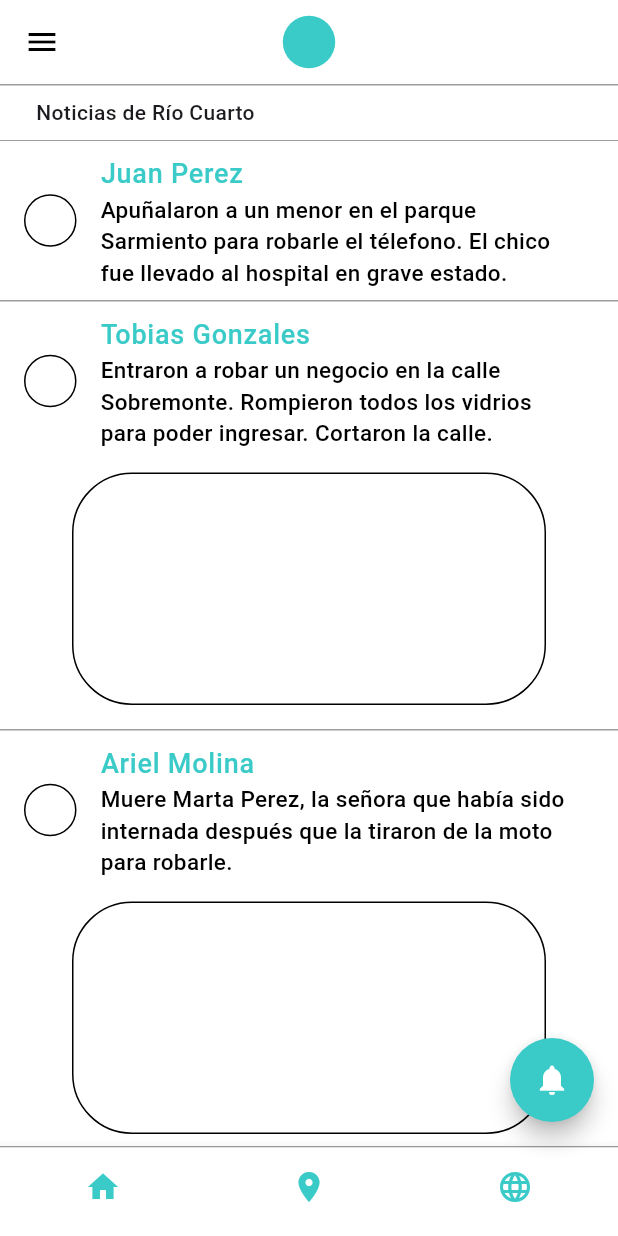
After one commit to tomyrodeghiero/seguridad_vecinal, a Flutter app: the HomeScreen screen opened by its route, on a phone screen of 412 x 824 dp. The commit adds this screen. Run offline on Flutter 3.47's test engine with Material 3 defaults, Android fonts, the phone set to English and light mode, and no system bars.

Commit message:
Add Home Screen

```diff
--- a/lib/main.dart
+++ b/lib/main.dart
@@ -1,4 +1,5 @@
 import 'package:flutter/material.dart';
+import 'package:seguridad_vecinal/screens/home_screen.dart';
 import 'package:seguridad_vecinal/screens/login_screen.dart';
 import 'package:seguridad_vecinal/screens/onboarding_screen.dart';
 import 'package:seguridad_vecinal/screens/personal_info_screen.dart';
@@ -22,6 +23,7 @@ class MyApp extends StatelessWidget {
         '/personalInfoScreen': (context) => PersonalInfoScreen(),
         '/onboarding': (context) => OnboardingScreen(),
         '/profile': (context) => ProfileScreen(),
+        '/home': (context) => HomeScreen(),
       },
     );
   }
--- /dev/null
+++ b/lib/screens/home_screen.dart
@@ -0,0 +1,270 @@
+import 'package:flutter/material.dart';
+import 'package:seguridad_vecinal/colors.dart';
+
+class HomeScreen extends StatelessWidget {
+  @override
+  Widget build(BuildContext context) {
+    return Scaffold(
+      appBar: AppBar(
+        centerTitle: true,
+        backgroundColor: Colors.white,
+        elevation: 0,
+        leading: Builder(
+          builder: (BuildContext context) {
+            return IconButton(
+              icon: const Icon(Icons.menu, color: Colors.black),
+              onPressed: () {
+                Scaffold.of(context).openDrawer();
+              },
+            );
+          },
+        ),
+        title: Row(
+          mainAxisSize: MainAxisSize.min,
+          children: <Widget>[
+            Container(
+              width: 35,
+              height: 35,
+              decoration: BoxDecoration(
+                color: AppColors.waterGreen400,
+                shape: BoxShape.circle,
+              ),
+            ),
+          ],
+        ),
+      ),
+      drawer: Drawer(
+        backgroundColor: AppColors.waterGreen400,
+        child: Padding(
+          padding: const EdgeInsets.symmetric(vertical: 50.0),
+          child: Column(
+            children: [
+              Expanded(
+                child: ListView(
+                  padding: EdgeInsets.zero,
+                  children: <Widget>[
+                    Container(
+                      child: Align(
+                        alignment: Alignment.topLeft,
+                        child: Column(
+                          crossAxisAlignment: CrossAxisAlignment.start,
+                          children: [
+                            CircleAvatar(
+                              backgroundColor: Colors.grey,
+                              radius: 40,
+                              child: Text('L',
+                                  style: TextStyle(
+                                      fontSize: 40.0, color: Colors.white)),
+                            ),
+                            SizedBox(
+                              height: 12.0,
+                            ),
+                            Text(
+                              'Luciana',
+                              style: TextStyle(
+                                  fontSize: 20,
+                                  color: Colors.white,
+                                  fontWeight: FontWeight.bold),
+                            ),
+                            Text(
+                              'González',
+                              style: TextStyle(
+                                  fontSize: 20,
+                                  color: Colors.white,
+                                  fontWeight: FontWeight.bold),
+                            ),
+                            TextButton(
+                              onPressed: () {},
+                              child: Row(
+                                mainAxisSize: MainAxisSize.min,
+                                children: <Widget>[
+                                  Text('Editar perfil',
+                                      style: TextStyle(color: Colors.white)),
+                                  SizedBox(width: 8),
+                                  Icon(Icons.edit, color: Colors.white),
+                                ],
+                              ),
+                            ),
+                          ],
+                        ),
+                      ),
+                      padding: EdgeInsets.all(16),
+                    ),
+                  ],
+                ),
+              ),
+              Align(
+                alignment: Alignment.bottomCenter,
+                child: Column(
+                  mainAxisSize: MainAxisSize.min,
+                  children: <Widget>[
+                    ListTile(
+                      leading: Icon(Icons.lock_outline, color: Colors.white),
+                      title: Text('Privacidad',
+                          style: TextStyle(color: Colors.white)),
+                      onTap: () {},
+                    ),
+                    ListTile(
+                      leading: Icon(Icons.settings, color: Colors.white),
+                      title: Text('Configuración',
+                          style: TextStyle(color: Colors.white)),
+                      onTap: () {},
+                    ),
+                    ListTile(
+                      leading: Icon(Icons.help_outline, color: Colors.white),
+                      title: Text('Centro de ayuda',
+                          style: TextStyle(color: Colors.white)),
+                      onTap: () {},
+                    ),
+                  ],
+                ),
+              ),
+            ],
+          ),
+        ),
+      ),
+      body: Container(
+        color: Colors.white,
+        child: Column(
+          crossAxisAlignment: CrossAxisAlignment.start,
+          children: <Widget>[
+            Container(
+              width: double.infinity,
+              decoration: BoxDecoration(
+                border: Border(
+                  top: BorderSide(width: 1.0, color: Colors.grey),
+                ),
+              ),
+              padding: EdgeInsets.symmetric(horizontal: 24.0, vertical: 8.0),
+              child: Text(
+                'Noticias de Río Cuarto',
+                style: TextStyle(
+                  fontSize: 14.0,
+                  fontWeight: FontWeight.w500,
+                ),
+              ),
+            ),
+            Expanded(
+              child: ListView.builder(
+                itemCount: 3,
+                itemBuilder: (context, index) {
+                  String newsTitle;
+                  String newsSubtitle;
+                  bool hasImage;
+                  if (index == 0) {
+                    newsTitle = 'Juan Perez';
+                    newsSubtitle =
+                        'Apuñalaron a un menor en el parque Sarmiento para robarle el télefono. El chico fue llevado al hospital en grave estado.';
+                    hasImage = false;
+                  } else if (index == 1) {
+                    newsTitle = 'Tobias Gonzales';
+                    newsSubtitle =
+                        'Entraron a robar un negocio en la calle Sobremonte. Rompieron todos los vidrios para poder ingresar. Cortaron la calle.';
+                    hasImage = true;
+                  } else {
+                    newsTitle = 'Ariel Molina';
+                    newsSubtitle =
+                        'Muere Marta Perez, la señora que había sido internada después que la tiraron de la moto para robarle.';
+                    hasImage = true;
+                  }
+
+                  Widget leadingWidget = Container(
+                    width: 35,
+                    height: 35,
+                    decoration: BoxDecoration(
+                      color: Colors.white,
+                      shape: BoxShape.circle,
+                      border: Border.all(color: Colors.black),
+                    ),
+                  );
+                  Widget imageWidget = hasImage
+                      ? Padding(
+                          padding: const EdgeInsets.symmetric(horizontal: 48.0),
+                          child: Container(
+                            height: 155,
+                            decoration: BoxDecoration(
+                              color: Colors.white,
+                              borderRadius: BorderRadius.circular(40),
+                              border: Border.all(color: Colors.black),
+                            ),
+                            margin:
+                                const EdgeInsets.only(top: 8.0, bottom: 16.0),
+                          ),
+                        )
+                      : SizedBox();
+
+                  return Container(
+                    decoration: BoxDecoration(
+                      border: Border(
+                        top: BorderSide(width: 1.0, color: Colors.grey),
+                      ),
+                    ),
+                    child: Column(
+                      crossAxisAlignment: CrossAxisAlignment.start,
+                      children: [
+                        ListTile(
+                          leading: leadingWidget,
+                          title: Text(
+                            newsTitle,
+                            style: TextStyle(
+                                color: AppColors.waterGreen400,
+                                fontWeight: FontWeight.w500,
+                                fontSize: 18.0),
+                          ),
+                          subtitle: Text(
+                            newsSubtitle,
+                            style: TextStyle(
+                                color: Colors.black,
+                                fontSize: 15.0,
+                                fontWeight: FontWeight.w500),
+                          ),
+                        ),
+                        imageWidget,
+                      ],
+                    ),
+                  );
+                },
+              ),
+            ),
+          ],
+        ),
+      ),
+      bottomNavigationBar: Container(
+        decoration: BoxDecoration(
+          border: Border(
+            top: BorderSide(color: Colors.grey, width: 1.0),
+          ),
+        ),
+        child: BottomNavigationBar(
+          backgroundColor: Colors.white,
+          items: const <BottomNavigationBarItem>[
+            BottomNavigationBarItem(
+              icon: Icon(Icons.home, color: AppColors.waterGreen400),
+              label: '',
+            ),
+            BottomNavigationBarItem(
+              icon: Icon(Icons.location_on, color: AppColors.waterGreen400),
+              label: '',
+            ),
+            BottomNavigationBarItem(
+              icon: Icon(Icons.language, color: AppColors.waterGreen400),
+              label: '',
+            ),
+          ],
+          selectedItemColor: AppColors.waterGreen400,
+          unselectedItemColor: Colors.grey[100],
+          showSelectedLabels: false,
+          showUnselectedLabels: false,
+        ),
+      ),
+      floatingActionButton: FloatingActionButton(
+        onPressed: () {},
+        shape: RoundedRectangleBorder(
+          borderRadius: BorderRadius.all(Radius.circular(30.0)),
+        ),
+        child: Icon(Icons.notifications, color: Colors.white),
+        backgroundColor: AppColors.waterGreen400,
+      ),
+    );
+  }
+}
--- a/lib/screens/onboarding_screen.dart
+++ b/lib/screens/onboarding_screen.dart
@@ -1,6 +1,6 @@
 import 'package:flutter/material.dart';
 import 'package:seguridad_vecinal/colors.dart';
-import 'package:seguridad_vecinal/screens/profile_screen.dart';
+import 'package:seguridad_vecinal/screens/home_screen.dart';
 
 void main() => runApp(MyApp());
 
@@ -91,7 +91,7 @@ class _OnboardingScreenState extends State<OnboardingScreen> {
                         onPressed: () {
                           Navigator.of(context)
                               .pushReplacement(MaterialPageRoute(
-                            builder: (context) => ProfileScreen(),
+                            builder: (context) => HomeScreen(),
                           ));
                         },
                       ),
```
